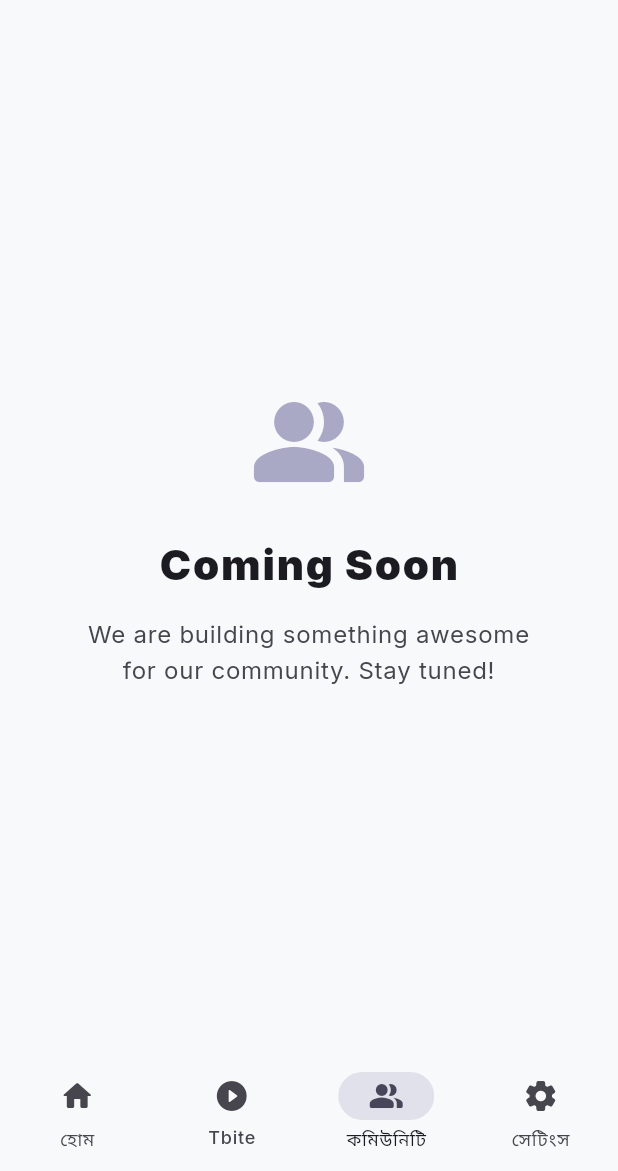
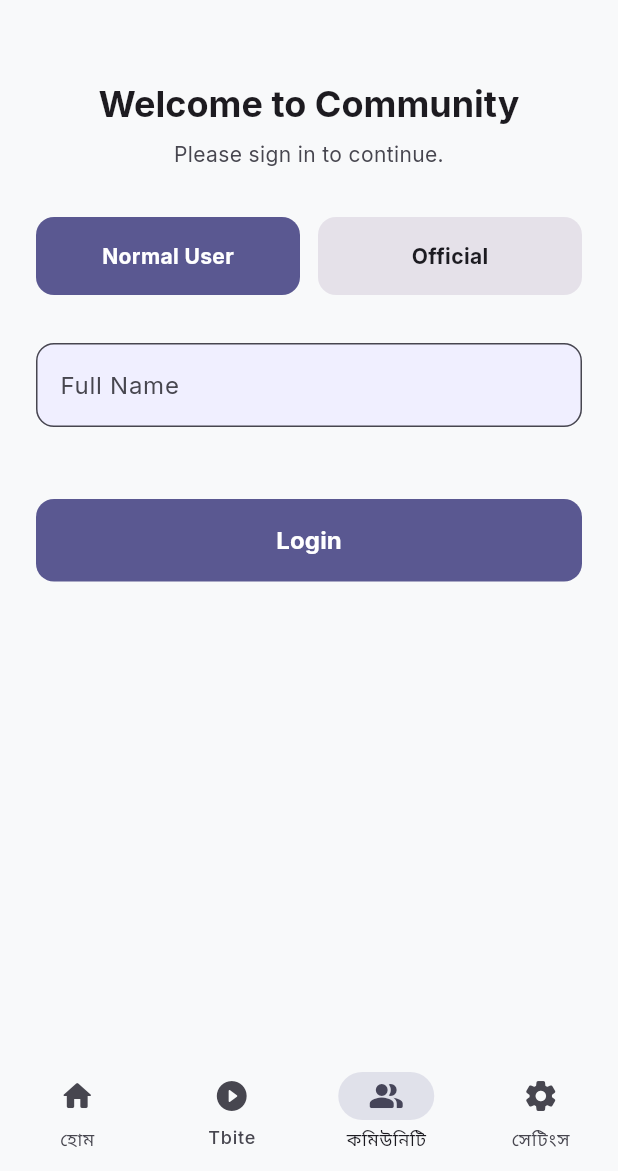
Before and after one commit to naiyo-24/talky_ui-flutter, a Flutter app: the CommunityScreen screen opened by its route, on a phone screen of 412 x 824 dp, the part 65-1236 px from its top. Run offline on Flutter 3.47's test engine with Material 3 defaults, Android fonts, the phone set to English and light mode, and no system bars; drawn by our look-alikes of flutter_animate; our stand-ins replace cached_network_image, flutter_card_swiper, flutter_riverpod, go_router, google_fonts, hive and 4 more; accounts and stored records are empty.

Commit message:
community redesign

```diff
--- /dev/null
+++ b/lib/features/auth/domain/models/user_model.dart
@@ -0,0 +1,21 @@
+enum UserRole { normal, official }
+
+class UserModel {
+  final String id;
+  final String name;
+  final UserRole role;
+
+  // Official-specific fields
+  final String? designation; // e.g., Police, Lawyer, News Channel
+  final String? identityNumber; // Enrollment Number or CIN
+
+  const UserModel({
+    required this.id,
+    required this.name,
+    required this.role,
+    this.designation,
+    this.identityNumber,
+  });
+
+  bool get isOfficial => role == UserRole.official;
+}
--- /dev/null
+++ b/lib/features/auth/presentation/auth_screen.dart
@@ -0,0 +1,201 @@
+import 'package:flutter/material.dart';
+import 'package:flutter_riverpod/flutter_riverpod.dart';
+import 'package:go_router/go_router.dart';
+import '../providers/auth_provider.dart';
+
+class AuthScreen extends ConsumerStatefulWidget {
+  const AuthScreen({super.key});
+
+  @override
+  ConsumerState<AuthScreen> createState() => _AuthScreenState();
+}
+
+class _AuthScreenState extends ConsumerState<AuthScreen> {
+  bool isOfficialLogin = false;
+
+  final _nameController = TextEditingController();
+  final _identityNumberController = TextEditingController();
+  String? _selectedDesignation;
+
+  final List<String> _designations = [
+    'Police',
+    'Lawyer',
+    'News Channel',
+    'Government Employee',
+  ];
+
+  @override
+  void dispose() {
+    _nameController.dispose();
+    _identityNumberController.dispose();
+    super.dispose();
+  }
+
+  void _handleLogin() {
+    final name = _nameController.text.trim();
+    if (name.isEmpty) {
+      ScaffoldMessenger.of(context).showSnackBar(
+        const SnackBar(content: Text('Please enter your name')),
+      );
+      return;
+    }
+
+    if (isOfficialLogin) {
+      if (_selectedDesignation == null) {
+        ScaffoldMessenger.of(context).showSnackBar(
+          const SnackBar(content: Text('Please select your designation')),
+        );
+        return;
+      }
+      final idNumber = _identityNumberController.text.trim();
+      if (idNumber.isEmpty) {
+        ScaffoldMessenger.of(context).showSnackBar(
+          const SnackBar(content: Text('Please enter your Enrollment/CIN Number')),
+        );
+        return;
+      }
+
+      ref.read(authProvider.notifier).loginAsOfficial(
+        name: name,
+        designation: _selectedDesignation!,
+        identityNumber: idNumber,
+      );
+    } else {
+      ref.read(authProvider.notifier).loginAsNormal(name);
+    }
+
+    // Success login - simply pop or let the UI react to the authProvider state change
+  }
+
+  @override
+  Widget build(BuildContext context) {
+    final scheme = Theme.of(context).colorScheme;
+
+    return SingleChildScrollView(
+      padding: const EdgeInsets.all(24.0),
+      child: Column(
+        crossAxisAlignment: CrossAxisAlignment.stretch,
+        children: [
+          const SizedBox(height: 16),
+          Text(
+            'Welcome to Community',
+            textAlign: TextAlign.center,
+            style: Theme.of(context).textTheme.headlineSmall?.copyWith(
+                  fontWeight: FontWeight.bold,
+                ),
+          ),
+          const SizedBox(height: 8),
+          Text(
+            'Please sign in to continue.',
+            textAlign: TextAlign.center,
+            style: TextStyle(color: scheme.onSurfaceVariant),
+          ),
+          const SizedBox(height: 32),
+          // Tabs
+          Row(
+            children: [
+              Expanded(
+                child: _TabButton(
+                  label: 'Normal User',
+                  isSelected: !isOfficialLogin,
+                  onTap: () => setState(() => isOfficialLogin = false),
+                ),
+              ),
+              const SizedBox(width: 12),
+              Expanded(
+                child: _TabButton(
+                  label: 'Official',
+                  isSelected: isOfficialLogin,
+                  onTap: () => setState(() => isOfficialLogin = true),
+                ),
+              ),
+            ],
+          ),
+          const SizedBox(height: 32),
+
+          TextField(
+            controller: _nameController,
+            decoration: InputDecoration(
+              labelText: 'Full Name',
+              border: OutlineInputBorder(borderRadius: BorderRadius.circular(12)),
+            ),
+          ),
+          const SizedBox(height: 16),
+
+          if (isOfficialLogin) ...[
+            DropdownButtonFormField<String>(
+              value: _selectedDesignation,
+              decoration: InputDecoration(
+                labelText: 'Designation',
+                border: OutlineInputBorder(borderRadius: BorderRadius.circular(12)),
+              ),
+              items: _designations.map((d) {
+                return DropdownMenuItem(value: d, child: Text(d));
+              }).toList(),
+              onChanged: (val) => setState(() => _selectedDesignation = val),
+            ),
+            const SizedBox(height: 16),
+            TextField(
+              controller: _identityNumberController,
+              decoration: InputDecoration(
+                labelText: 'Enrollment / CIN Number',
+                border: OutlineInputBorder(borderRadius: BorderRadius.circular(12)),
+              ),
+            ),
+            const SizedBox(height: 16),
+            Text(
+              'Note: Officials can post in the community. Normal users are read-only.',
+              style: TextStyle(color: scheme.primary, fontSize: 13),
+            ),
+          ],
+
+          const SizedBox(height: 32),
+          FilledButton(
+            onPressed: _handleLogin,
+            style: FilledButton.styleFrom(
+              padding: const EdgeInsets.symmetric(vertical: 16),
+              shape: RoundedRectangleBorder(borderRadius: BorderRadius.circular(12)),
+            ),
+            child: const Text('Login', style: TextStyle(fontSize: 16, fontWeight: FontWeight.bold)),
+          ),
+        ],
+      ),
+    );
+  }
+}
+
+class _TabButton extends StatelessWidget {
+  final String label;
+  final bool isSelected;
+  final VoidCallback onTap;
+
+  const _TabButton({
+    required this.label,
+    required this.isSelected,
+    required this.onTap,
+  });
+
+  @override
+  Widget build(BuildContext context) {
+    final scheme = Theme.of(context).colorScheme;
+    return InkWell(
+      onTap: onTap,
+      borderRadius: BorderRadius.circular(12),
+      child: Container(
+        padding: const EdgeInsets.symmetric(vertical: 16),
+        decoration: BoxDecoration(
+          color: isSelected ? scheme.primary : scheme.surfaceContainerHighest,
+          borderRadius: BorderRadius.circular(12),
+        ),
+        alignment: Alignment.center,
+        child: Text(
+          label,
+          style: TextStyle(
+            color: isSelected ? scheme.onPrimary : scheme.onSurface,
+            fontWeight: FontWeight.bold,
+          ),
+        ),
+      ),
+    );
+  }
+}
--- /dev/null
+++ b/lib/features/auth/providers/auth_provider.dart
@@ -0,0 +1,36 @@
+import 'package:flutter_riverpod/flutter_riverpod.dart';
+import '../domain/models/user_model.dart';
+
+class AuthNotifier extends StateNotifier<UserModel?> {
+  AuthNotifier() : super(null); // null means not logged in
+
+  void loginAsNormal(String name) {
+    state = UserModel(
+      id: 'user_${DateTime.now().millisecondsSinceEpoch}',
+      name: name,
+      role: UserRole.normal,
+    );
+  }
+
+  void loginAsOfficial({
+    required String name,
+    required String designation,
+    required String identityNumber,
+  }) {
+    state = UserModel(
+      id: 'official_${DateTime.now().millisecondsSinceEpoch}',
+      name: name,
+      role: UserRole.official,
+      designation: designation,
+      identityNumber: identityNumber,
+    );
+  }
+
+  void logout() {
+    state = null;
+  }
+}
+
+final authProvider = StateNotifierProvider<AuthNotifier, UserModel?>((ref) {
+  return AuthNotifier();
+});
--- a/lib/features/community/presentation/community_screen.dart
+++ b/lib/features/community/presentation/community_screen.dart
@@ -1,25 +1,20 @@
 import 'package:flutter/material.dart';
+import 'package:flutter_riverpod/flutter_riverpod.dart';
 import 'package:go_router/go_router.dart';
 import 'package:flutter_animate/flutter_animate.dart';
 import '../../../../core/router/app_router.dart';
 import '../../../../l10n/app_localizations.dart';
+import '../../auth/providers/auth_provider.dart';
+import '../../auth/presentation/auth_screen.dart';
 
-class CommunityScreen extends StatelessWidget {
+class CommunityScreen extends ConsumerWidget {
   const CommunityScreen({super.key});
 
   @override
-  Widget build(BuildContext context) {
+  Widget build(BuildContext context, WidgetRef ref) {
     final scheme = Theme.of(context).colorScheme;
     final loc = AppLocalizations.of(context)!;
-
-    /*
-    final items = [
-      {'title': loc.polls, 'icon': Icons.poll_rounded, 'color': Colors.blue, 'route': '/community/polls'},
-      {'title': loc.feedback, 'icon': Icons.rate_review_rounded, 'color': Colors.orange, 'route': '/community/feedback'},
-      {'title': loc.localIssues, 'icon': Icons.report_problem_rounded, 'color': Colors.red, 'route': '/community/issues'},
-      {'title': loc.events, 'icon': Icons.event_rounded, 'color': Colors.green, 'route': '/community/events'},
-    ];
-    */
+    final user = ref.watch(authProvider);
 
     return PopScope(
       canPop: false,
@@ -43,87 +38,125 @@ class CommunityScreen extends StatelessWidget {
           centerTitle: true,
           backgroundColor: scheme.surface,
           elevation: 0,
+          actions: [
+            if (user != null)
+              IconButton(
+                icon: const Icon(Icons.logout_rounded),
+                onPressed: () => ref.read(authProvider.notifier).logout(),
+                tooltip: 'Logout',
               ),
-        body: Center(
-          child: Column(
-            mainAxisAlignment: MainAxisAlignment.center,
-            children: [
-              Icon(
-                Icons.people_alt_rounded,
-                size: 80,
-                color: scheme.primary.withValues(alpha: 0.5),
-              ).animate().scale(delay: 200.ms, duration: 600.ms, curve: Curves.easeOutBack),
-              const SizedBox(height: 24),
-              Text(
-                'Coming Soon',
-                style: Theme.of(context).textTheme.headlineMedium?.copyWith(
-                      fontWeight: FontWeight.w900,
-                      letterSpacing: 1.2,
-                      color: scheme.onSurface,
-                    ),
-              ).animate().fadeIn(delay: 400.ms).slideY(begin: 0.2, end: 0),
-              const SizedBox(height: 16),
-              Text(
-                'We are building something awesome\nfor our community. Stay tuned!',
-                textAlign: TextAlign.center,
-                style: Theme.of(context).textTheme.bodyLarge?.copyWith(
-                      color: scheme.onSurfaceVariant,
-                      height: 1.5,
-                    ),
-              ).animate().fadeIn(delay: 600.ms).slideY(begin: 0.2, end: 0),
           ],
         ),
+        body: user == null
+            ? const AuthScreen()
+            : _CommunityFeed(),
+        floatingActionButton: user != null && user.isOfficial
+            ? FloatingActionButton.extended(
+                onPressed: () {
+                  ScaffoldMessenger.of(context).showSnackBar(
+                    const SnackBar(content: Text('Create Post feature coming soon!')),
+                  );
+                },
+                icon: const Icon(Icons.add),
+                label: const Text('Create Official Post'),
+                backgroundColor: scheme.primary,
+                foregroundColor: scheme.onPrimary,
+              ).animate().scale(delay: 200.ms, curve: Curves.easeOutBack)
+            : null,
       ),
-        /*
-        body: GridView.builder(
+    );
+  }
+}
+
+class _CommunityFeed extends StatelessWidget {
+  @override
+  Widget build(BuildContext context) {
+    final scheme = Theme.of(context).colorScheme;
+
+    // Dummy posts for read-only view
+    final dummyPosts = [
+      {
+        'author': 'City Police Dept.',
+        'designation': 'Police',
+        'content': 'Traffic advisory: Main Street will be closed tomorrow from 9 AM to 2 PM due to road repairs. Please use alternate routes.',
+        'time': '2 hours ago',
+      },
+      {
+        'author': 'Dist. Legal Services',
+        'designation': 'Lawyer',
+        'content': 'Free legal aid camp being organized this Sunday at the community hall. All citizens are welcome to attend for consultations.',
+        'time': '5 hours ago',
+      },
+      {
+        'author': 'Local News Network',
+        'designation': 'News Channel',
+        'content': 'Breaking: The new central park has been officially inaugurated by the Mayor. Open to public starting today!',
+        'time': '1 day ago',
+      },
+    ];
+
+    return ListView.builder(
       padding: const EdgeInsets.all(16),
-          gridDelegate: const SliverGridDelegateWithFixedCrossAxisCount(
-            crossAxisCount: 2,
-            crossAxisSpacing: 16,
-            mainAxisSpacing: 16,
-            childAspectRatio: 1.1,
+      itemCount: dummyPosts.length,
+      itemBuilder: (context, index) {
+        final post = dummyPosts[index];
+        return Card(
+          margin: const EdgeInsets.only(bottom: 16),
+          elevation: 1,
+          shape: RoundedRectangleBorder(borderRadius: BorderRadius.circular(16)),
+          child: Padding(
+            padding: const EdgeInsets.all(16),
+            child: Column(
+              crossAxisAlignment: CrossAxisAlignment.start,
+              children: [
+                Row(
+                  children: [
+                    CircleAvatar(
+                      backgroundColor: scheme.primaryContainer,
+                      child: Icon(Icons.verified, color: scheme.primary),
                     ),
-          itemCount: items.length,
-          itemBuilder: (context, index) {
-            final item = items[index];
-            return GestureDetector(
-              onTap: () => context.go(item['route'] as String),
-              child: Container(
-                decoration: BoxDecoration(
-                  color: scheme.surfaceContainerHighest.withValues(alpha: 0.3),
-                  borderRadius: BorderRadius.circular(20),
-                  border: Border.all(color: scheme.outlineVariant),
+                    const SizedBox(width: 12),
+                    Expanded(
+                      child: Column(
+                        crossAxisAlignment: CrossAxisAlignment.start,
+                        children: [
+                          Text(
+                            post['author']!,
+                            style: const TextStyle(fontWeight: FontWeight.bold, fontSize: 16),
                           ),
-                child: Column(
-                  mainAxisAlignment: MainAxisAlignment.center,
-                  children: [
-                    Container(
-                      padding: const EdgeInsets.all(16),
-                      decoration: BoxDecoration(
-                        color: (item['color'] as Color).withValues(alpha: 0.1),
-                        shape: BoxShape.circle,
+                          Text(
+                            '${post['designation']} • ${post['time']}',
+                            style: TextStyle(color: scheme.onSurfaceVariant, fontSize: 13),
                           ),
-                      child: Icon(
-                        item['icon'] as IconData,
-                        size: 40,
-                        color: item['color'] as Color,
-                      ),
-                    ),
-                    const SizedBox(height: 16),
-                    Text(
-                      item['title'] as String,
-                      style: Theme.of(context).textTheme.titleMedium?.copyWith(
-                            fontWeight: FontWeight.bold,
+                        ],
                       ),
                     ),
                   ],
                 ),
+                const SizedBox(height: 16),
+                Text(
+                  post['content']!,
+                  style: const TextStyle(fontSize: 15, height: 1.4),
                 ),
-            ).animate().fadeIn(delay: (index * 100).ms).scale(begin: const Offset(0.9, 0.9));
+                const SizedBox(height: 16),
+                const Divider(),
+                // Read-only indicator for normal users
+                Row(
+                  mainAxisAlignment: MainAxisAlignment.end,
+                  children: [
+                    Icon(Icons.visibility_rounded, size: 16, color: scheme.onSurfaceVariant),
+                    const SizedBox(width: 4),
+                    Text(
+                      'Official Notice',
+                      style: TextStyle(color: scheme.onSurfaceVariant, fontSize: 12, fontWeight: FontWeight.w600),
+                    ),
+                  ],
+                ),
+              ],
+            ),
+          ),
+        ).animate().fadeIn(delay: (index * 150).ms).slideY(begin: 0.1);
       },
-        ),
-        */
-      ),
     );
   }
 }
```
Lines whose indentation alone changed are shown as unchanged.
